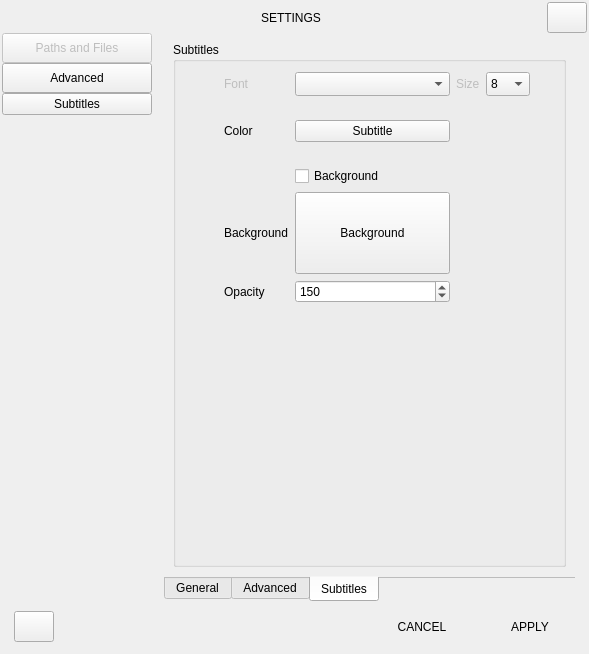
The window that app/settings.ui (CineEncoder/cine-encoder) describes before a commit, drawn with Qt 5.
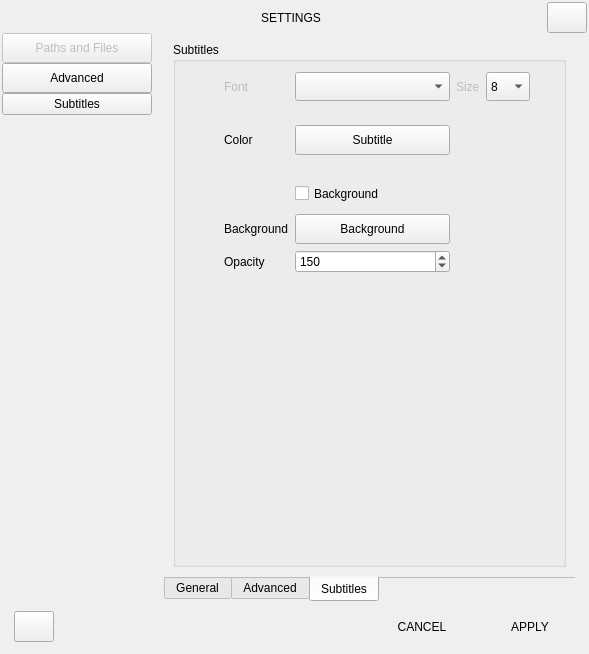
The same window after the commit. The open tabs and pages were chosen to show the change. Icons and pictures are not drawn.

What changed in the file:
```diff
--- a/app/settings.ui
+++ b/app/settings.ui
@@ -1507,7 +1507,7 @@
                        <x>0</x>
                        <y>30</y>
                        <width>407</width>
-                       <height>231</height>
+                       <height>201</height>
                       </rect>
                      </property>
                      <layout class="QGridLayout" name="gridLayout_21">
@@ -1560,6 +1560,18 @@
                           <verstretch>0</verstretch>
                          </sizepolicy>
                         </property>
+                        <property name="minimumSize">
+                         <size>
+                          <width>0</width>
+                          <height>24</height>
+                         </size>
+                        </property>
+                        <property name="maximumSize">
+                         <size>
+                          <width>16777215</width>
+                          <height>30</height>
+                         </size>
+                        </property>
                         <property name="text">
                          <string>Background</string>
                         </property>
@@ -1678,6 +1690,18 @@
                           <verstretch>0</verstretch>
                          </sizepolicy>
                         </property>
+                        <property name="minimumSize">
+                         <size>
+                          <width>0</width>
+                          <height>24</height>
+                         </size>
+                        </property>
+                        <property name="maximumSize">
+                         <size>
+                          <width>16777215</width>
+                          <height>30</height>
+                         </size>
+                        </property>
                         <property name="text">
                          <string>Subtitle</string>
                         </property>
```
